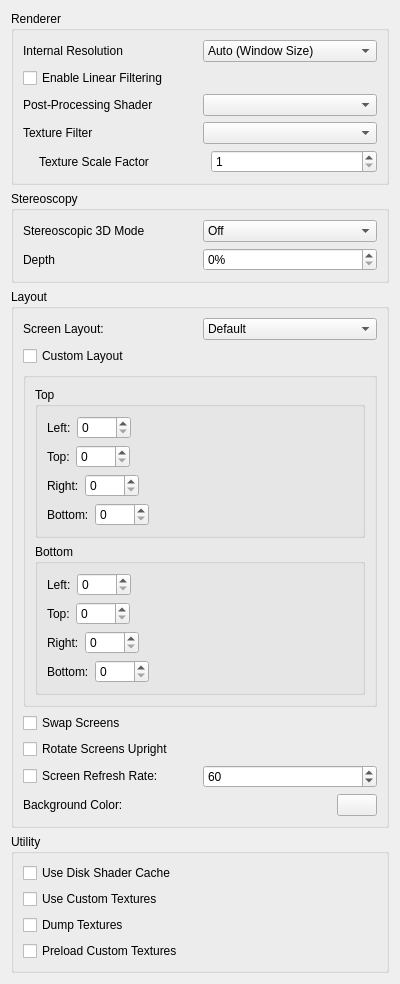
First picture: the form in src/citra_qt/configuration/configure_enhancements.ui, repository MokuDuk/citra, before the edit.
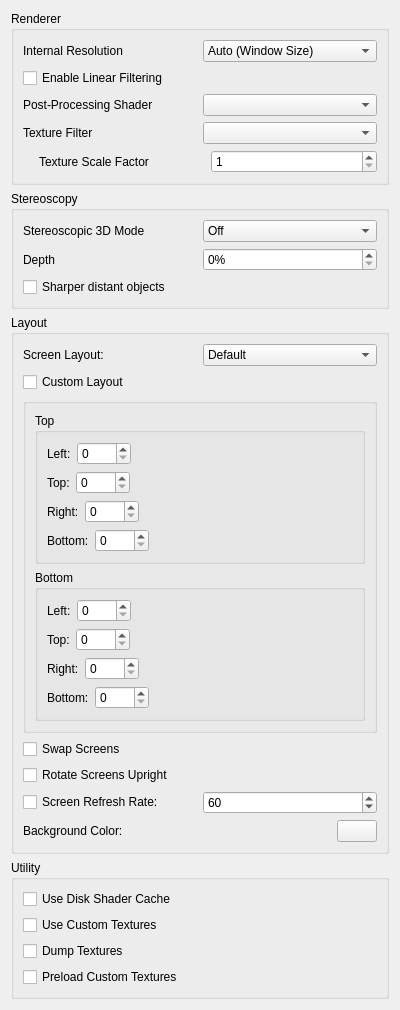
Second picture: the form after the edit.

Commit message: vvanelslande's sharper distant objects setting

```diff
--- a/src/citra_qt/configuration/configure_enhancements.ui
+++ b/src/citra_qt/configuration/configure_enhancements.ui
@@ -238,6 +238,13 @@
         </item>
        </layout>
       </item>
+      <item>
+       <widget class="QCheckBox" name="sharper_distant_objects">
+        <property name="text">
+         <string>Sharper distant objects</string>
+        </property>
+       </widget>
+      </item>
      </layout>
     </widget>
    </item>
```
The commit also changes 6 other files.
